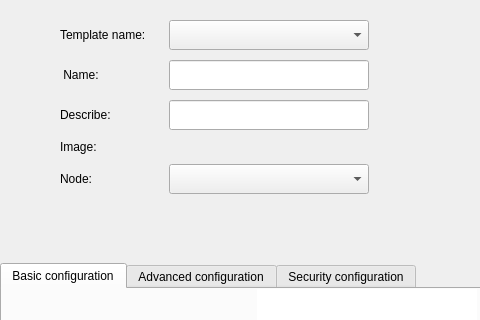
Before: the Qt Designer form src/pages/container/container-setting.ui in openeuler-mirror/ks-scmc-gui, drawn with Qt 5; both pictures show x 0 to 480 and y 0 to 320 of the 737 by 615 pixel window.
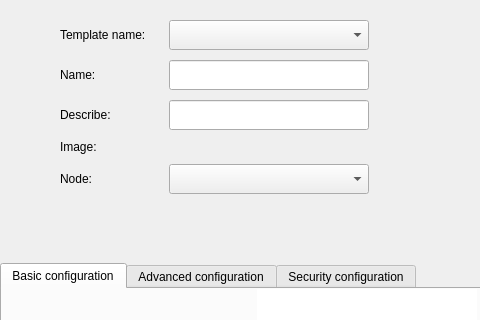
After: the same form once the commit is applied.

The edit to the form file:
```diff
--- a/src/pages/container/container-setting.ui
+++ b/src/pages/container/container-setting.ui
@@ -86,7 +86,7 @@
          <item row="1" column="0">
           <widget class="QLabel" name="label">
            <property name="text">
-            <string> Name:</string>
+            <string>Name:</string>
            </property>
           </widget>
          </item>
```
